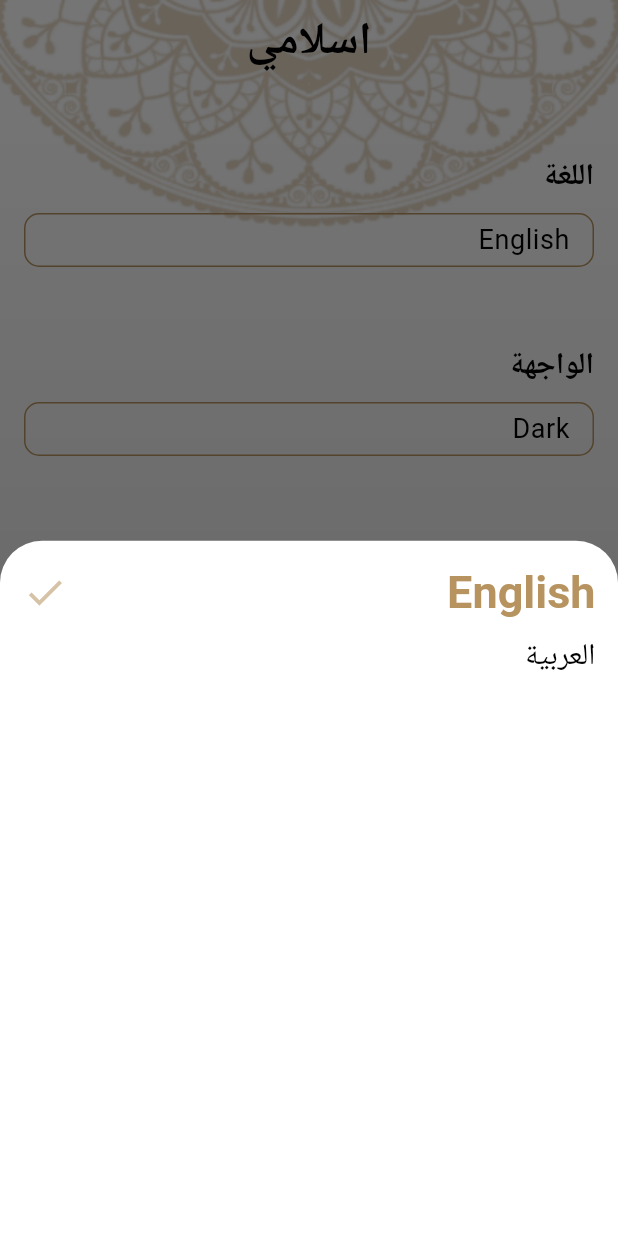
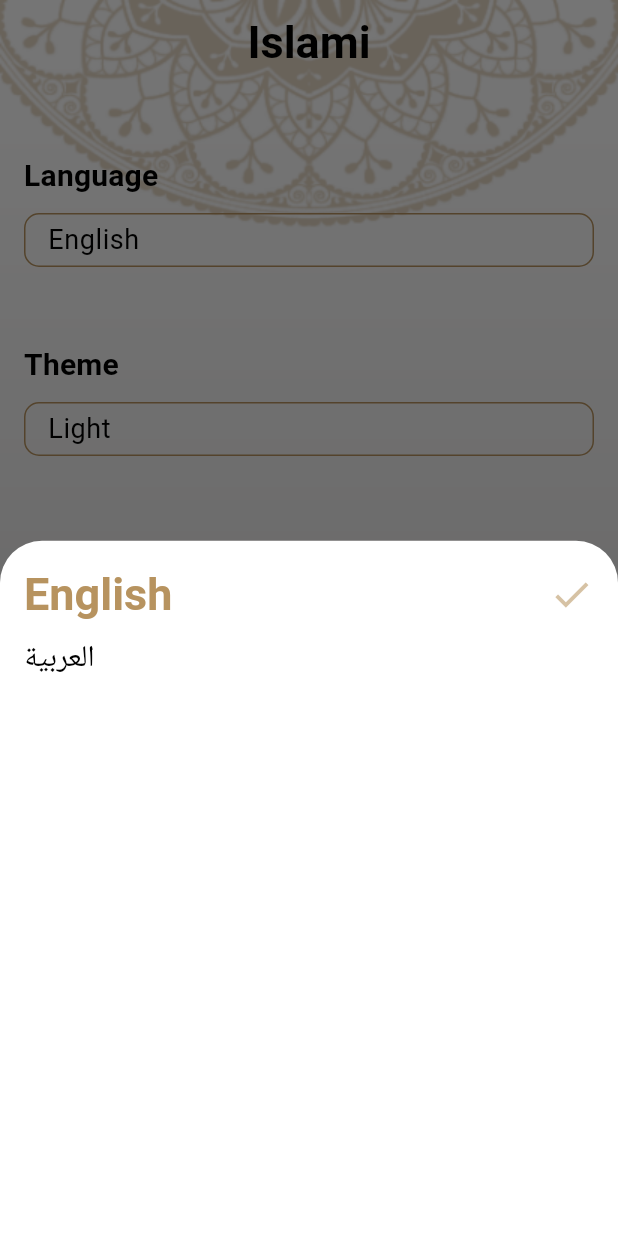
Before and after one commit to KareemEzzaldin/islami-flutter-app, a Flutter app: the screen it shows after launch, item 5 of the bottom bar chosen, after a tap on "English", on a phone screen of 412 x 824 dp. Run offline on Flutter 3.47's test engine with Material 3 defaults, Android fonts, the phone set to English and light mode, and no system bars.

Commit message:
+ Finished Provider

```diff
--- a/lib/ahadeth_details/AhadethDetailsScreen.dart
+++ b/lib/ahadeth_details/AhadethDetailsScreen.dart
@@ -1,5 +1,7 @@
 import 'package:flutter/material.dart';
 import 'package:islami_ap/home/Hadith.dart';
+import 'package:islami_ap/providers/SettingsProvider.dart';
+import 'package:provider/provider.dart';
 
 import '../style/AppStyle.dart';
 
@@ -9,11 +11,12 @@ class AhadethDetailsScreen extends StatelessWidget {
 
   @override
   Widget build(BuildContext context) {
+    SettingsProvider settingsProvider = Provider.of<SettingsProvider>(context);
     Hadith args = ModalRoute.of(context)?.settings.arguments as Hadith;
     return Container(
       decoration: BoxDecoration(
           image: DecorationImage(
-              image: AssetImage(AppStyle.isDark
+              image: AssetImage(settingsProvider.themeMode==ThemeMode.dark
                   ?"assets/images/home_dark_background.png"
                   :'assets/images/background.png'),
               fit: BoxFit.fill
--- a/lib/home/LanguageBottomSheet.dart
+++ b/lib/home/LanguageBottomSheet.dart
@@ -1,20 +1,37 @@
 import 'package:flutter/material.dart';
 import 'package:islami_ap/home/SelectedItem.dart';
 import 'package:islami_ap/home/unSeletctedItem.dart';
+import 'package:islami_ap/providers/SettingsProvider.dart';
+import 'package:provider/provider.dart';
 
 class Languagebottomsheet extends StatelessWidget {
   const Languagebottomsheet({super.key});
 
   @override
   Widget build(BuildContext context) {
+    SettingsProvider settingsProvider = Provider.of<SettingsProvider>(context);
     return Padding(
-      padding: const EdgeInsets.all(15.0),
+      padding: const EdgeInsets.all(16.0),
       child: Column(
         crossAxisAlignment: CrossAxisAlignment.stretch,
         children: [
-          Selecteditem("English"),
+          Selecteditem(
+              settingsProvider.language == "ar"
+                  ?"العربية"
+                  :"English"),
           SizedBox(height: 10,),
-          UnSeletcteditem("العربية")
+          InkWell(
+            onTap: () {
+                settingsProvider.changeLanguage(
+                  settingsProvider.language == "ar"
+                      ?"en"
+                      :"ar");
+            },
+            child: UnSeletcteditem(
+                settingsProvider.language == "ar"
+                    ?"English"
+                    :"العربية"),
+          ),
         ],
       ),
     );
--- a/lib/home/ThemeBottomSheet.dart
+++ b/lib/home/ThemeBottomSheet.dart
@@ -1,20 +1,35 @@
 import 'package:flutter/material.dart';
 import 'package:islami_ap/home/SelectedItem.dart';
 import 'package:islami_ap/home/unSeletctedItem.dart';
+import 'package:islami_ap/providers/SettingsProvider.dart';
+import 'package:provider/provider.dart';
 
 class Themebottomsheet extends StatelessWidget {
   const Themebottomsheet({super.key});
 
   @override
   Widget build(BuildContext context) {
+    SettingsProvider settingsProvider = Provider.of<SettingsProvider>(context);
     return Padding(
       padding: const EdgeInsets.all(15.0),
       child: Column(
         crossAxisAlignment: CrossAxisAlignment.stretch,
         children: [
-          Selecteditem("Light"),
+          Selecteditem(settingsProvider.themeMode == ThemeMode.dark
+              ?"Dark"
+              :"Light"),
           SizedBox(height: 10,),
-          UnSeletcteditem("Dark")
+          InkWell(
+              onTap: () {
+                settingsProvider.changeTheme(
+                    settingsProvider.themeMode == ThemeMode.dark
+                        ?ThemeMode.light
+                        :ThemeMode.dark
+                );
+              },
+              child: UnSeletcteditem(settingsProvider.themeMode == ThemeMode.dark
+                  ?"Light"
+                  :"Dark"))
         ],
       ),
     );
--- a/lib/home/home_screen.dart
+++ b/lib/home/home_screen.dart
@@ -5,7 +5,9 @@ import 'package:islami_ap/home/tabs/RadioTab.dart';
 import 'package:islami_ap/home/tabs/SebhaTab.dart';
 import 'package:islami_ap/l10n/app_localizations.dart';
 import 'package:islami_ap/home/tabs/SetteingsTab.dart';
+import 'package:provider/provider.dart';
 
+import '../providers/SettingsProvider.dart';
 import '../style/AppStyle.dart';
 
 class HomeScreen extends StatefulWidget {
@@ -27,10 +29,11 @@ class _HomeScreenState extends State<HomeScreen> {
 
   @override
   Widget build(BuildContext context) {
+    SettingsProvider settingsProvider = Provider.of<SettingsProvider>(context);
     return Container(
       decoration: BoxDecoration(
         image: DecorationImage(
-          image: AssetImage(AppStyle.isDark
+          image: AssetImage(settingsProvider.themeMode==ThemeMode.dark
               ?"assets/images/home_dark_background.png"
               :'assets/images/background.png'),
           fit:BoxFit.fill
--- a/lib/home/tabs/SetteingsTab.dart
+++ b/lib/home/tabs/SetteingsTab.dart
@@ -2,12 +2,16 @@ import 'package:flutter/material.dart';
 import 'package:islami_ap/home/LanguageBottomSheet.dart';
 import 'package:islami_ap/home/ThemeBottomSheet.dart';
 import 'package:islami_ap/l10n/app_localizations.dart';
+import 'package:provider/provider.dart';
+
+import '../../providers/SettingsProvider.dart';
 
 class Setteingstab extends StatelessWidget {
   const Setteingstab({super.key});
 
   @override
   Widget build(BuildContext context) {
+    SettingsProvider settingsProvider = Provider.of<SettingsProvider>(context);
     return Padding(
       padding: const EdgeInsets.all(16.0),
       child: Column(
@@ -30,7 +34,9 @@ class Setteingstab extends StatelessWidget {
                 borderRadius: BorderRadius.circular(10)
               ),
               child: Text(
-                "English",
+                settingsProvider.language == "ar"
+                    ?"العربية"
+                    :"English",
                 style: Theme.of(context).textTheme.bodySmall?.copyWith(
                   fontSize: 18  ,
                 ),
@@ -54,7 +60,9 @@ class Setteingstab extends StatelessWidget {
                   borderRadius: BorderRadius.circular(10)
               ),
               child: Text(
-                "Dark",
+                settingsProvider.themeMode == ThemeMode.dark
+                    ?"Dark"
+                    :"Light",
                 style: Theme.of(context).textTheme.bodySmall?.copyWith(
                   fontSize: 18,
                 ),
--- a/lib/main.dart
+++ b/lib/main.dart
@@ -1,14 +1,20 @@
 import 'package:flutter/material.dart';
 import 'package:islami_ap/ahadeth_details/AhadethDetailsScreen.dart';
 import 'package:islami_ap/home/home_screen.dart';
+import 'package:islami_ap/providers/SettingsProvider.dart';
 import 'package:islami_ap/quran_details/QuranDetailsScreen.dart';
 import 'package:islami_ap/style/AppStyle.dart';
 import 'package:flutter_localizations/flutter_localizations.dart';
+import 'package:provider/provider.dart';
 
 import 'l10n/app_localizations.dart';
 
 void main() {
-  runApp(const MyApp());
+  // new version
+  runApp(ChangeNotifierProvider(
+    create: (context) => SettingsProvider() ,
+      child: const MyApp()),
+  );
 }
 
 class MyApp extends StatelessWidget {
@@ -18,7 +24,12 @@ class MyApp extends StatelessWidget {
   //comment
   @override
   Widget build(BuildContext context) {
+    SettingsProvider settingsProvider = Provider.of<SettingsProvider>(context);
     return MaterialApp(
+      title: 'Flutter Demo',
+      theme: AppStyle.lightTheme,
+      darkTheme: AppStyle.DarkTheme,
+      themeMode: settingsProvider.themeMode,
       localizationsDelegates: [
         AppLocalizations.delegate,
         GlobalMaterialLocalizations.delegate,
@@ -29,13 +40,7 @@ class MyApp extends StatelessWidget {
         Locale('en'), // English
         Locale('ar'), // Spanish
       ],
-      locale: Locale('ar'),
-      title: 'Flutter Demo',
-      theme: AppStyle.lightTheme,
-      darkTheme: AppStyle.DarkTheme,
-      themeMode: AppStyle.isDark
-          ?ThemeMode.dark
-          :ThemeMode.light,
+      locale: Locale(settingsProvider.language),
       initialRoute: HomeScreen.routeName,
       routes: {
         HomeScreen.routeName:(_)=>HomeScreen(),
--- /dev/null
+++ b/lib/providers/SettingsProvider.dart
@@ -0,0 +1,21 @@
+import 'package:flutter/material.dart';
+
+// Observable
+// Publisher
+class SettingsProvider extends ChangeNotifier{
+
+  ThemeMode themeMode = ThemeMode.light;
+
+  changeTheme(ThemeMode newMode){
+    if(themeMode == newMode) return;
+    themeMode = newMode;
+    notifyListeners();
+  }
+  String language = "en";
+
+  changeLanguage(String newLanguage){
+    if(newLanguage == language) return;
+    language = newLanguage;
+    notifyListeners();
+  }
+}
--- a/lib/quran_details/QuranDetailsScreen.dart
+++ b/lib/quran_details/QuranDetailsScreen.dart
@@ -1,6 +1,8 @@
 import 'package:flutter/material.dart';
 import 'package:flutter/services.dart';
+import 'package:islami_ap/providers/SettingsProvider.dart';
 import 'package:islami_ap/quran_details/QuranChapter.dart';
+import 'package:provider/provider.dart';
 
 import '../style/AppStyle.dart';
 
@@ -14,6 +16,7 @@ class QuranDetailsScreen extends StatefulWidget {
 class _QuranDetailsScreenState extends State<QuranDetailsScreen> {
   @override
   Widget build(BuildContext context) {
+    SettingsProvider settingsProvider = Provider.of<SettingsProvider>(context);
     QuranArgs args = ModalRoute.of(context)?.settings.arguments as QuranArgs;
     if(suraLines.isEmpty){
       loadFile(args.index);
@@ -21,7 +24,7 @@ class _QuranDetailsScreenState extends State<QuranDetailsScreen> {
     return Container(
       decoration: BoxDecoration(
           image: DecorationImage(
-              image: AssetImage(AppStyle.isDark
+              image: AssetImage(settingsProvider.themeMode==ThemeMode.dark
                   ?"assets/images/home_dark_background.png"
                   :'assets/images/background.png'),
               fit: BoxFit.fill
--- a/lib/style/AppStyle.dart
+++ b/lib/style/AppStyle.dart
@@ -1,7 +1,6 @@
 import 'package:flutter/material.dart';
 
 class AppStyle{
-  static bool isDark = false;
   static const Color lightPrimary = Color(0xffB7935F);
   static const Color darkPrimary = Color(0xff141A2E);
   static const Color darkSecondary = Color(0xffFACC1D);
--- a/pubspec.yaml
+++ b/pubspec.yaml
@@ -37,6 +37,7 @@ dependencies:
   flutter_localizations:
     sdk: flutter
   intl: any
+  provider: ^6.1.5
 
 dev_dependencies:
   flutter_test:
```
Also changed, not shown: assets/images/body of seb7a dark.png (added), assets/images/head of seb7a dark.png (added), assets/images/home_dark_background.png (added), pubspec.lock.
